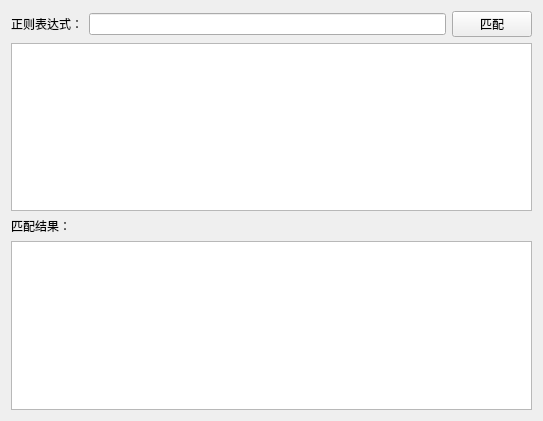
The window that regex_match.ui (laisc7301/regular-tool) describes before a commit, drawn with Qt 5.
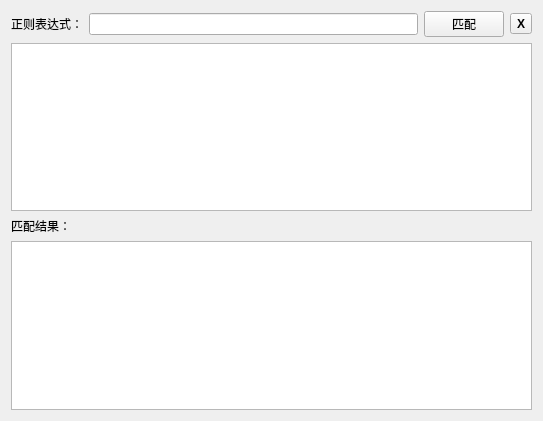
The same window after the commit.

What changed in the file:
```diff
--- a/regex_match.ui
+++ b/regex_match.ui
@@ -33,6 +33,18 @@
        </property>
       </widget>
      </item>
+     <item>
+      <widget class="QToolButton" name="toolButton">
+       <property name="font">
+        <font>
+         <bold>true</bold>
+        </font>
+       </property>
+       <property name="text">
+        <string>X</string>
+       </property>
+      </widget>
+     </item>
     </layout>
    </item>
    <item>
```
